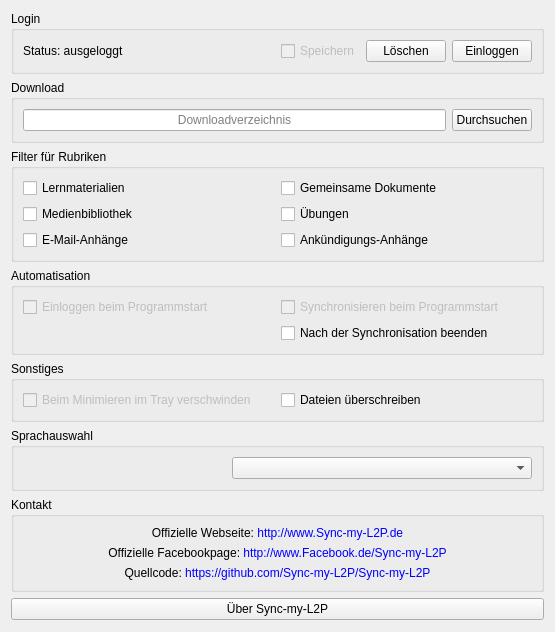
Above: options.ui from RobertKrajewski/Sync-my-L2P before the change. Below: the same form after it.
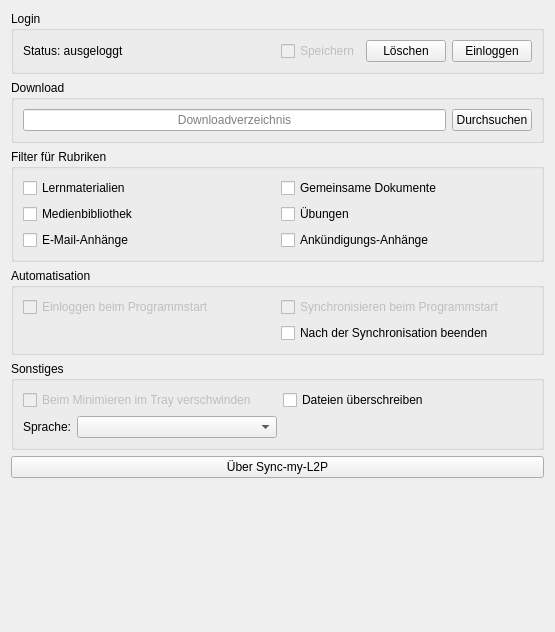
That is the form after the change. Icons and pictures are not drawn.

Commit message: Moved language combo box to other group.

```diff
--- a/options.ui
+++ b/options.ui
@@ -245,105 +245,39 @@
         </property>
        </widget>
       </item>
-     </layout>
-    </widget>
-   </item>
-   <item>
-    <widget class="QGroupBox" name="gridGroupBox">
-     <property name="title">
-      <string>Sprachauswahl</string>
-     </property>
-     <layout class="QGridLayout" name="gridLayout_2">
-      <item row="0" column="0">
-       <spacer name="horizontalSpacer_2">
-        <property name="orientation">
-         <enum>Qt::Horizontal</enum>
-        </property>
-        <property name="sizeHint" stdset="0">
-         <size>
-          <width>40</width>
-          <height>20</height>
-         </size>
-        </property>
-       </spacer>
+      <item row="3" column="0">
+       <layout class="QHBoxLayout" name="horizontalLayout_2">
+        <item>
+         <widget class="QLabel" name="langLabel">
+          <property name="sizePolicy">
+           <sizepolicy hsizetype="Minimum" vsizetype="Preferred">
+            <horstretch>0</horstretch>
+            <verstretch>0</verstretch>
+           </sizepolicy>
+          </property>
+          <property name="text">
+           <string>Sprache:</string>
+          </property>
+          <property name="alignment">
+           <set>Qt::AlignLeading|Qt::AlignLeft|Qt::AlignVCenter</set>
+          </property>
+         </widget>
+        </item>
+        <item>
+         <widget class="QComboBox" name="langCB">
+          <property name="minimumSize">
+           <size>
+            <width>200</width>
+            <height>0</height>
+           </size>
+          </property>
+         </widget>
+        </item>
+       </layout>
       </item>
-      <item row="0" column="1">
-       <widget class="QComboBox" name="langCB">
-        <property name="minimumSize">
-         <size>
-          <width>300</width>
-          <height>0</height>
-         </size>
-        </property>
-       </widget>
-      </item>
      </layout>
     </widget>
    </item>
-   <item>
-    <widget class="QGroupBox" name="contact">
-     <property name="title">
-      <string>Kontakt</string>
-     </property>
-     <layout class="QVBoxLayout" name="verticalLayout_7">
-      <item>
-       <widget class="QLabel" name="Webpage">
-        <property name="text">
-         <string>Offizielle Webseite: &lt;html&gt;&lt;a style='text-decoration:none' href='http://www.Sync-my-L2P.de'&gt;http://www.Sync-my-L2P.de&lt;/a&gt;&lt;/html&gt;</string>
-        </property>
-        <property name="alignment">
-         <set>Qt::AlignCenter</set>
-        </property>
-        <property name="openExternalLinks">
-         <bool>true</bool>
-        </property>
-       </widget>
-      </item>
-      <item>
-       <widget class="QLabel" name="Facebookpage">
-        <property name="enabled">
-         <bool>true</bool>
-        </property>
-        <property name="text">
-         <string>Offizielle Facebookpage: &lt;html&gt; &lt;a style='text-decoration:none' href='http://www.Facebook.de/Sync-my-L2P'&gt;http://www.Facebook.de/Sync-my-L2P&lt;/a&gt;&lt;/html&gt;</string>
-        </property>
-        <property name="alignment">
-         <set>Qt::AlignCenter</set>
-        </property>
-        <property name="openExternalLinks">
-         <bool>true</bool>
-        </property>
-       </widget>
-      </item>
-      <item>
-       <widget class="QLabel" name="Githubpage">
-        <property name="text">
-         <string>Quellcode: &lt;html&gt; &lt;a style='text-decoration:none' href='https://github.com/Sync-my-L2P/Sync-my-L2P'&gt;https://github.com/Sync-my-L2P/Sync-my-L2P&lt;/a&gt;&lt;/html&gt;</string>
-        </property>
-        <property name="alignment">
-         <set>Qt::AlignCenter</set>
-        </property>
-        <property name="openExternalLinks">
-         <bool>true</bool>
-        </property>
-       </widget>
-      </item>
-     </layout>
-    </widget>
-   </item>
-   <item>
-    <spacer name="verticalSpacer">
-     <property name="orientation">
-      <enum>Qt::Vertical</enum>
-     </property>
-     <property name="sizeHint" stdset="0">
-      <size>
-       <width>20</width>
-       <height>40</height>
-      </size>
-     </property>
-    </spacer>
-   </item>
    <item>
     <widget class="QPushButton" name="aboutButton">
      <property name="text">
```
Left out of the diff: 8 changed lines with no effect on the pictures.
